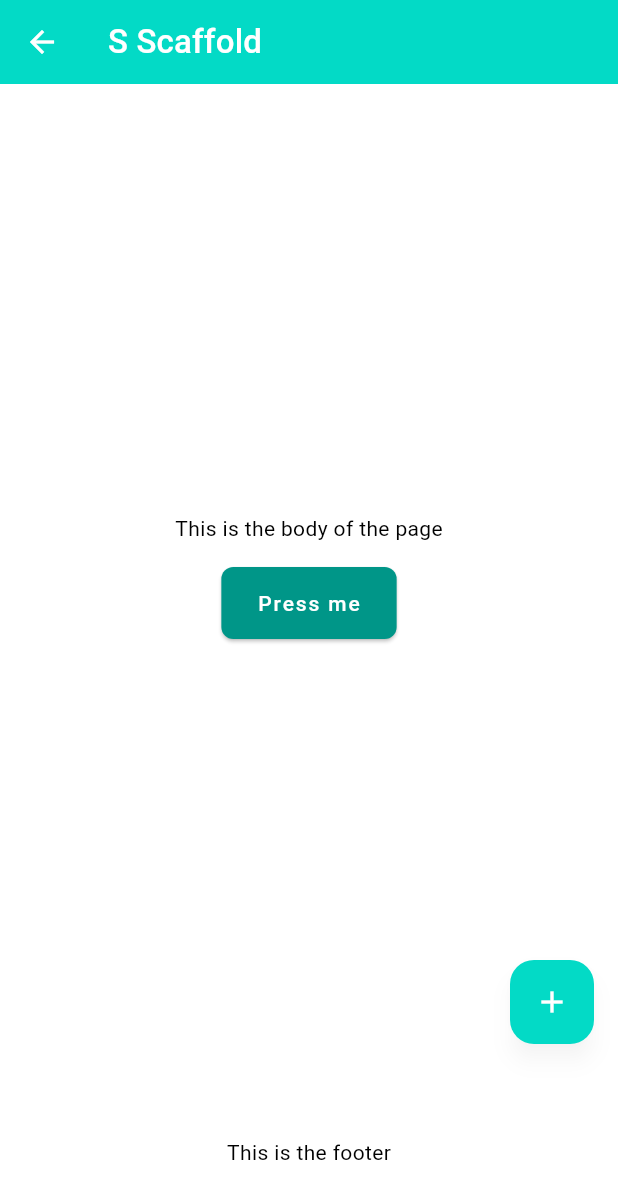
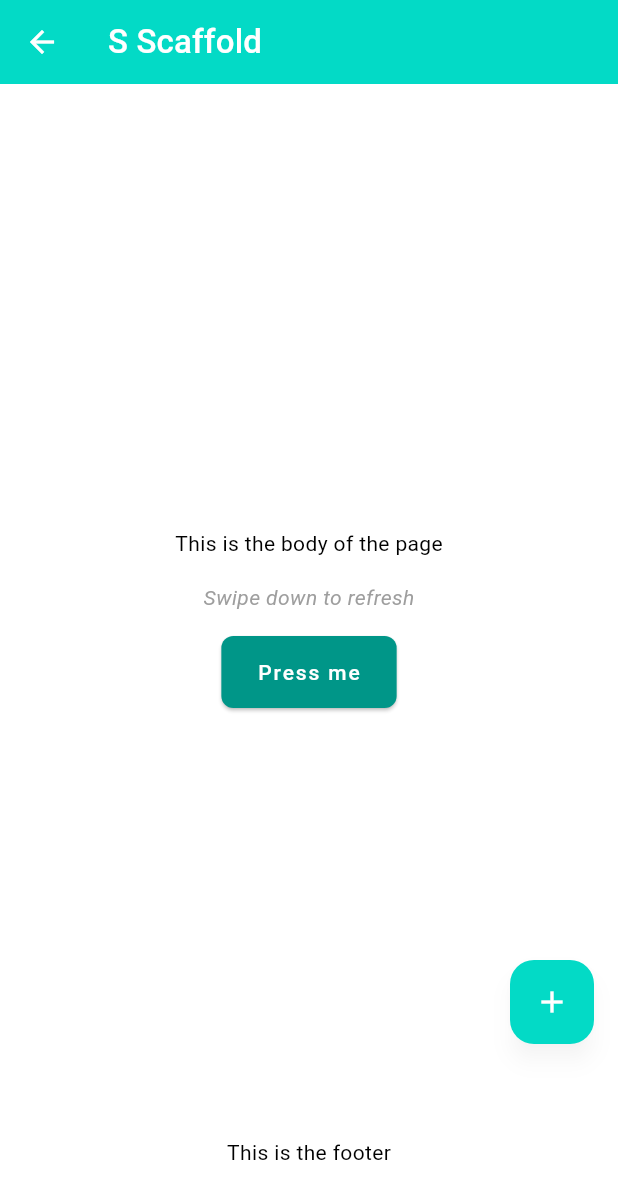
Before and after one commit to FRANK732/s_design, a Flutter app: the BaseScaffoldPage screen opened by its route, on a phone screen of 412 x 824 dp. Shown: the top 1199 px of the screen. Run offline on Flutter 3.47's test engine with Material 3 defaults, Android fonts, the phone set to English and light mode, and no system bars; our stand-ins replace flutter_spinkit, get, shimmer.

Commit message:
feat: restructure BaseScaffold; move to new directory, enhance loading state management, and add pull-to-refresh functionality

```diff
--- a/example/lib/app_routes.dart
+++ b/example/lib/app_routes.dart
@@ -1,4 +1,4 @@
-import 'package:example/pages/base_scaffold.dart';
+import 'package:example/pages/sscaffold/base_scaffold.dart';
 import 'package:example/pages/bottom_navigation.dart';
 import 'package:example/pages/card.dart';
 import 'package:example/pages/check_box.dart';
--- a/example/lib/pages/base_scaffold.dart
+++ b/example/lib/pages/sscaffold/base_scaffold.dart
@@ -43,6 +43,17 @@ class _BaseScaffoldPageState extends State<BaseScaffoldPage> {
   @override
   Widget build(BuildContext context) {
     return SScaffold(
+      centerBody: true,
+      scrollable: false,
+      enableRefresh: true,
+      onRefresh: () async {
+        setState(() => _isLoading = true);
+        await Future.delayed(const Duration(seconds: 2), () {
+          if (mounted) {
+            setState(() => _isLoading = false);
+          }
+        });
+      },
       loadingIndicator: SLoadingIndicator(
         loaderType: SLoaderType.shimmer,
         message: 'Loading will stop in $_start seconds',
@@ -61,6 +72,14 @@ class _BaseScaffoldPageState extends State<BaseScaffoldPage> {
           children: [
             const Center(
               child: Text('This is the body of the page'),
+            ),
+            const SizedBox(height: 16),
+            const Text(
+              'Swipe down to refresh',
+              style: TextStyle(
+                color: Colors.grey,
+                fontStyle: FontStyle.italic,
+              ),
             ),
             const SizedBox(height: 16),
             SButton(
```
